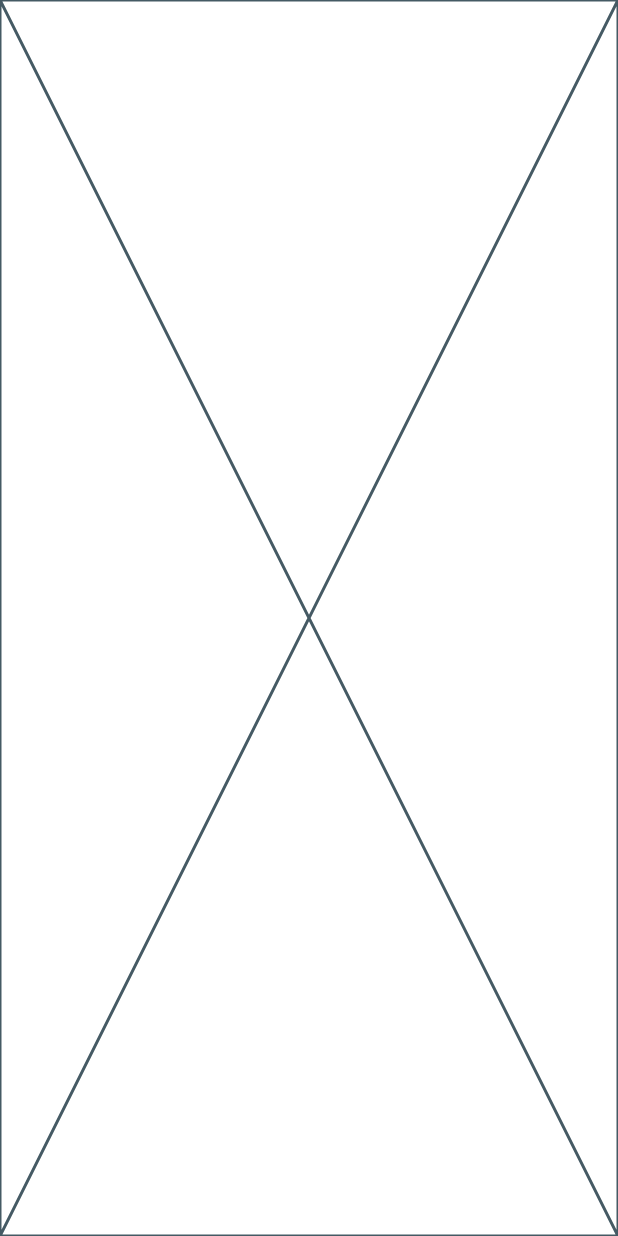
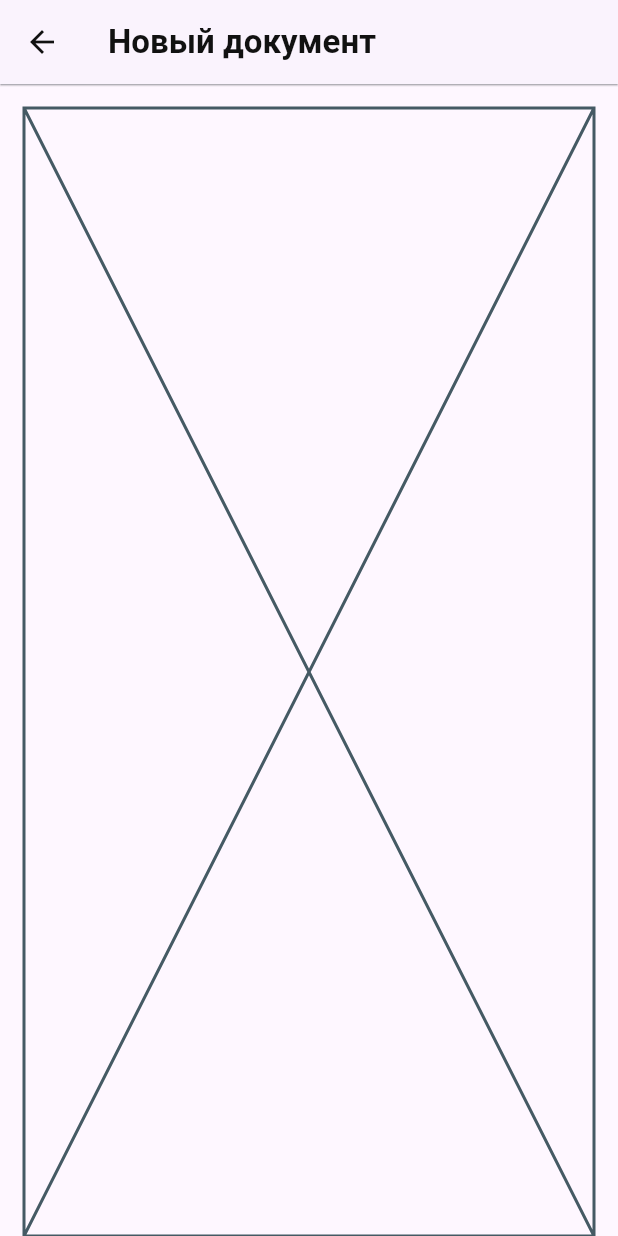
Before and after one commit to lllKoMaHDoRlll/medrocket_task_1, a Flutter app: the screen it shows after launch, on a phone screen of 412 x 824 dp. Run offline on Flutter 3.47's test engine with Material 3 defaults, Android fonts, the phone set to English and light mode, and no system bars.

Commit message:
implement app bar of NewDocumentPage

```diff
--- a/lib/pages/new_document_page.dart
+++ b/lib/pages/new_document_page.dart
@@ -1,10 +1,34 @@
 import 'package:flutter/material.dart';
+import 'package:medrocket_home_task_1/utility/colors.dart';
 
 class NewDocumentPage extends StatelessWidget {
   const NewDocumentPage({super.key});
 
   @override
   Widget build(BuildContext context) {
-    return const Placeholder();
+    return Scaffold(
+      appBar: AppBar(
+        leading: IconButton(
+          onPressed: () {},
+          icon: const Icon(Icons.arrow_back),
+          color: AppColors.textPrimary,
+        ),
+        title: const Text(
+          "Новый документ",
+          style: TextStyle(
+            fontWeight: FontWeight.w700,
+            color: AppColors.textPrimary
+          ),
+        ),
+        shadowColor: AppColors.textSecondary,
+        elevation: 0.5,
+      ),
+      body: SafeArea(
+        child: Padding(
+          padding: EdgeInsetsGeometry.only(left: 16.0, right: 16.0, top: 16.0),
+          child: const Placeholder()
+        )
+      ),
+    );
   }
 }
```
